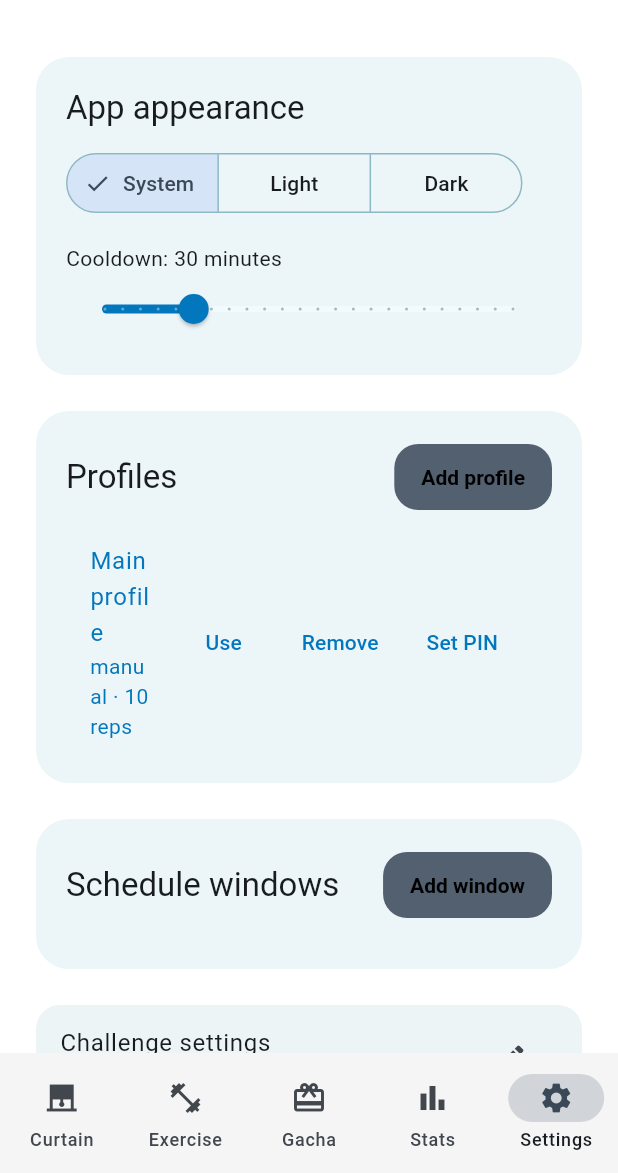
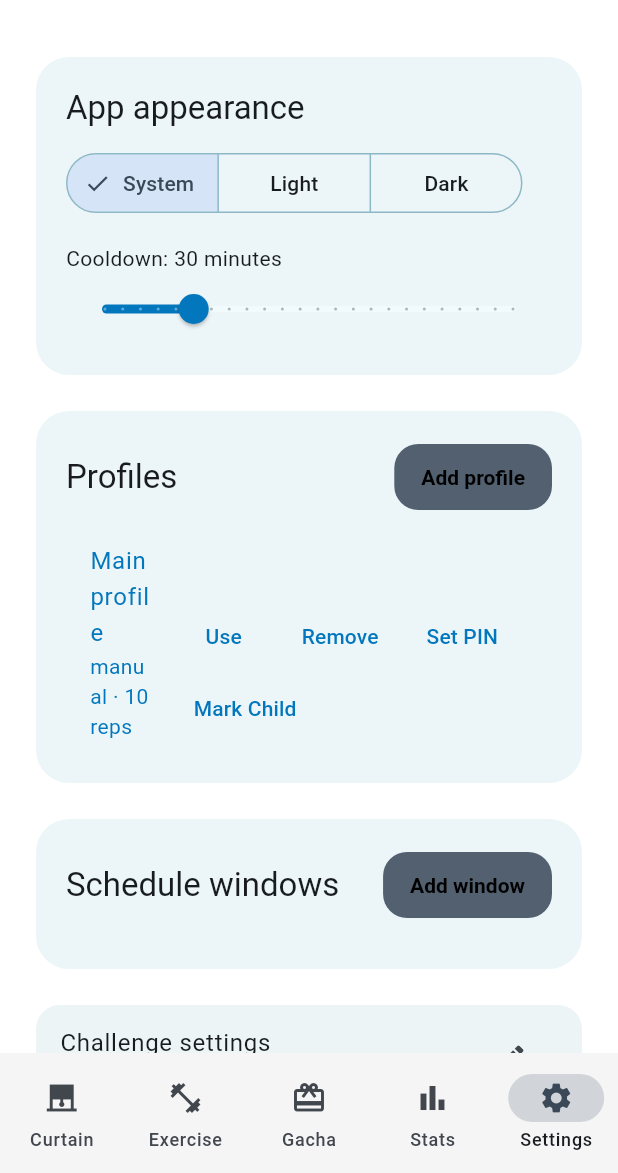
Before and after one commit to Lukas-Bohez/screen_trainer, a Flutter app: the screen it shows after launch, item 5 of the bottom bar chosen, on a phone screen of 412 x 824 dp, the part 63-1236 px from its top. Run offline on Flutter 3.47's test engine with Material 3 defaults, Android fonts, the phone set to English and light mode, and no system bars; our stand-ins replace camera, fl_chart, flutter_local_notifications, in_app_review, local_auth, permission_handler and 3 more; missing offline and left inert: google_mlkit_pose_detection.

Commit message:
feat(settings): PIN management UI, remove PIN, PIN-gated toggle child/adult

```diff
--- a/lib/src/screens/settings_screen.dart
+++ b/lib/src/screens/settings_screen.dart
@@ -5,6 +5,7 @@
 import '../models/challenge_config.dart';
 import '../models/schedule_window.dart';
 import '../services/review_service.dart';
+import '../services/sick_day_service.dart';
 import '../state/screen_trainer_controller.dart';
 import '../utils/strings.dart';
 
@@ -89,7 +90,7 @@
                     ...controller.profiles.map(
                       (profile) => ListTile(
                         title: Text(profile.name),
-                        subtitle: Text('${profile.challengeConfig.challengeType.name} · ${profile.challengeConfig.targetReps} reps'),
+                        subtitle: Text('${profile.challengeConfig.challengeType.name} · ${profile.challengeConfig.targetReps} reps${controller.settingsRepository.hasPin(profile.id) ? ' · PIN set' : ''}'),
                         selected: controller.activeProfile?.id == profile.id,
                         trailing: Wrap(
                           spacing: 8,
@@ -102,7 +103,8 @@
                               onPressed: () => controller.removeProfile(profile.id),
                               child: const Text(Strings.removeProfile),
                             ),
-                            if (!profile.isChild) TextButton(
+                            if (!profile.isChild) ...[
+                              TextButton(
                                 onPressed: () async {
                                   final ctl = TextEditingController();
                                   final pin = await showDialog<String?>(context: context, builder: (ctx) {
@@ -117,6 +119,31 @@
                                   ScaffoldMessenger.of(context).showSnackBar(const SnackBar(content: Text('PIN saved.')));
                                 },
                                 child: const Text('Set PIN'),
+                              ),
+                              if (controller.settingsRepository.hasPin(profile.id)) TextButton(
+                                onPressed: () async {
+                                  final confirm = await showDialog<bool?>(context: context, builder: (ctx) => AlertDialog(title: const Text('Remove PIN'), content: const Text('Remove saved PIN for this profile?'), actions: [TextButton(onPressed: () => Navigator.of(ctx).pop(false), child: const Text('Cancel')), TextButton(onPressed: () => Navigator.of(ctx).pop(true), child: const Text('Remove'))]));
+                                  if (confirm == true) {
+                                    await controller.settingsRepository.removePin(profile.id);
+                                    ScaffoldMessenger.of(context).showSnackBar(const SnackBar(content: Text('PIN removed.')));
+                                  }
+                                },
+                                child: const Text('Remove PIN'),
+                              ),
+                            ],
+                            TextButton(
+                              onPressed: () async {
+                                final sick = SickDayService();
+                                final ok = await sick.authenticateForSkip();
+                                if (!ok) {
+                                  ScaffoldMessenger.of(context).showSnackBar(const SnackBar(content: Text('Authentication failed.')));
+                                  return;
+                                }
+                                final updated = profile.copyWith(isChild: !profile.isChild);
+                                await controller.updateProfile(updated);
+                                ScaffoldMessenger.of(context).showSnackBar(SnackBar(content: Text('Profile ${updated.isChild ? 'set as child' : 'set as adult'}')));
+                              },
+                              child: Text(profile.isChild ? 'Mark Adult' : 'Mark Child'),
                             ),
                           ],
                         ),
--- a/lib/src/services/settings_repository.dart
+++ b/lib/src/services/settings_repository.dart
@@ -71,6 +71,11 @@
   Future<void> removePin(String profileId) async {
     await _prefs?.remove('$_pinPrefix$profileId');
     notifyListeners();
+  }
+
+  bool hasPin(String profileId) {
+    final stored = _prefs?.getString('$_pinPrefix$profileId');
+    return stored != null && stored.isNotEmpty;
   }
 
   bool isStreakFrozen(String profileId) {
```
Lines whose indentation alone changed are shown as unchanged.
